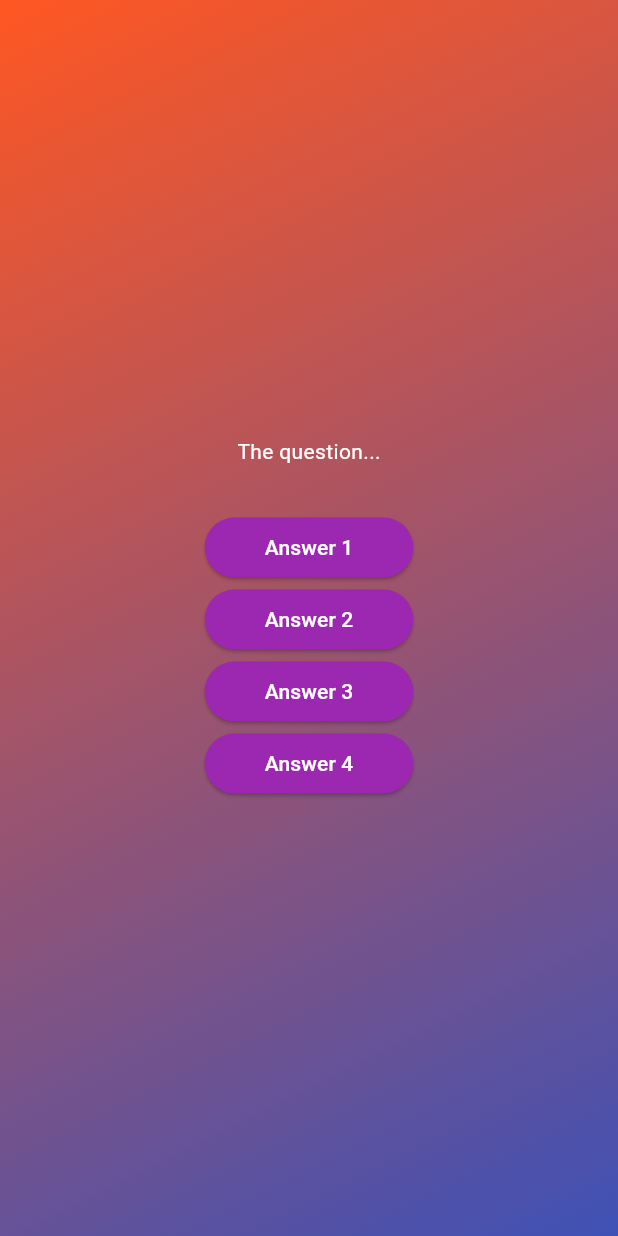
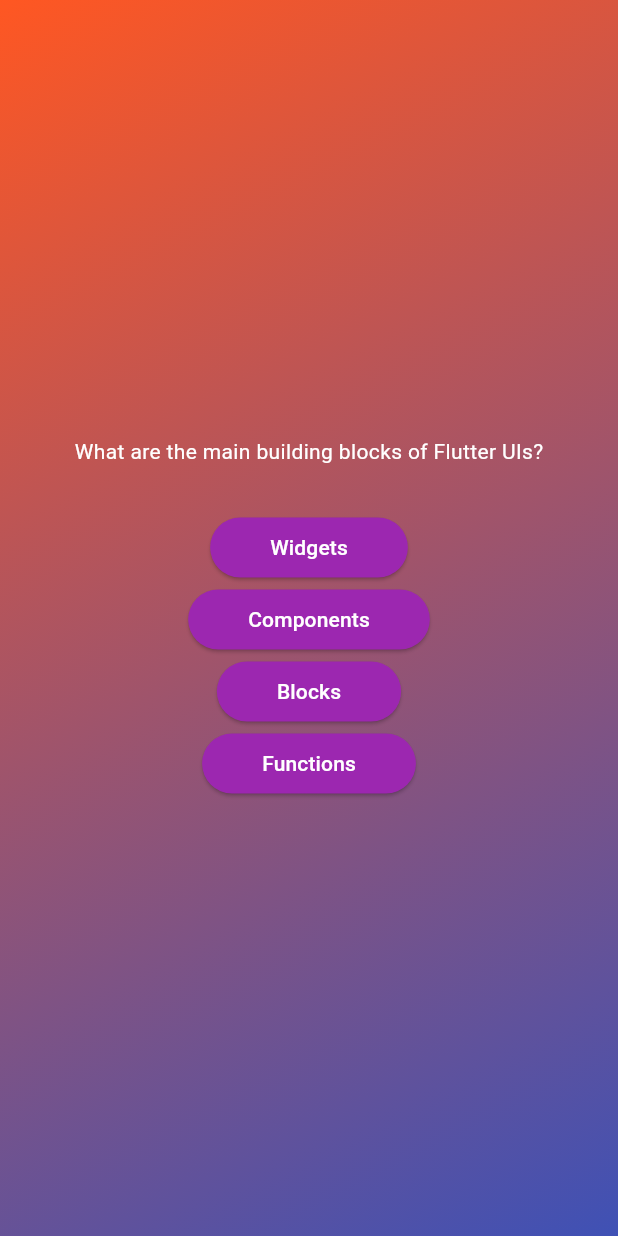
Before and after one commit to onodaryo/secondApp, a Flutter app: the screen it shows after launch, after a tap on "Start Quiz", on a phone screen of 412 x 824 dp. Run offline on Flutter 3.47's test engine with Material 3 defaults, Android fonts, the phone set to English and light mode, and no system bars.

Commit message:
ボタンにクイズ内容の反映

```diff
--- a/lib/answerButton.dart
+++ b/lib/answerButton.dart
@@ -3,11 +3,11 @@ import 'package:flutter/material.dart';
 class AnswerButton extends StatelessWidget {
   const AnswerButton({
     super.key,
-    required this.button_text,
+    required this.buttonText,
     required this.onTap,
   });
 
-  final String button_text;
+  final String buttonText;
   final void Function() onTap;
 
   @override
@@ -20,7 +20,7 @@ class AnswerButton extends StatelessWidget {
         foregroundColor: Colors.white,
         shape: RoundedRectangleBorder(borderRadius: BorderRadius.circular(40)),
       ),
-      child: Text(button_text),
+      child: Text(buttonText),
     );
   }
 }
--- a/lib/questionsScreen.dart
+++ b/lib/questionsScreen.dart
@@ -1,5 +1,6 @@
 import 'package:flutter/material.dart';
 import 'package:quiz/answerButton.dart';
+import 'package:quiz/data/questions.dart';
 
 class QuestionsScreen extends StatefulWidget{
   const QuestionsScreen({super.key});
@@ -13,24 +14,25 @@ class QuestionsScreen extends StatefulWidget{
 class _QuestionsScreenState extends State<QuestionsScreen> {
   @override
   Widget build(context){
+    final currentQuestion = questions[0];
     return SizedBox(
       width: double.infinity,
       child: Column(
         mainAxisAlignment: MainAxisAlignment.center,
         children: [
-          const Text(
-            'The question...',
-            style: TextStyle(
+          Text(
+            currentQuestion.text,
+            style: const TextStyle(
               color: Colors.white,
             ),
           ),
           const SizedBox(
             height: 30,
           ),
-          AnswerButton(button_text: 'Answer 1', onTap: (){}),
-          AnswerButton(button_text: 'Answer 2', onTap: (){}),
-          AnswerButton(button_text: 'Answer 3', onTap: (){}),
-          AnswerButton(button_text: 'Answer 4', onTap: (){}),
+          AnswerButton(buttonText: currentQuestion.answers[0], onTap: (){}),
+          AnswerButton(buttonText: currentQuestion.answers[1], onTap: (){}),
+          AnswerButton(buttonText: currentQuestion.answers[2], onTap: (){}),
+          AnswerButton(buttonText: currentQuestion.answers[3], onTap: (){}),
         ],
       ),
     );
```
